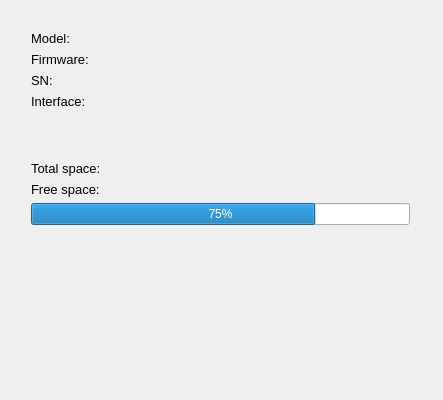
The window that HDD/Widget.ui (AleksandrVolchkov550501/Interfaces-and-PD) describes before a commit, drawn with Qt 5.
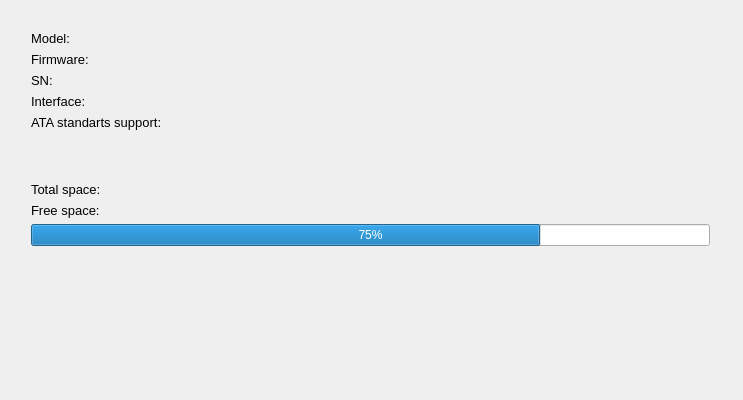
The same window after the commit.

Commit message: В GUI добавлена строка о поддерживаемых стандартах ATA.

What changed in the file:
```diff
--- a/HDD/Widget.ui
+++ b/HDD/Widget.ui
@@ -6,7 +6,7 @@
    <rect>
     <x>0</x>
     <y>0</y>
-    <width>443</width>
+    <width>743</width>
     <height>400</height>
    </rect>
   </property>
@@ -18,7 +18,7 @@
     <rect>
      <x>20</x>
      <y>20</y>
-     <width>401</width>
+     <width>701</width>
      <height>361</height>
     </rect>
    </property>
@@ -124,7 +124,7 @@
         </property>
        </widget>
       </item>
-      <item row="4" column="0">
+      <item row="5" column="0">
        <spacer name="verticalSpacer">
         <property name="orientation">
          <enum>Qt::Vertical</enum>
@@ -137,7 +137,7 @@
         </property>
        </spacer>
       </item>
-      <item row="4" column="1">
+      <item row="5" column="1">
        <spacer name="verticalSpacer_2">
         <property name="orientation">
          <enum>Qt::Vertical</enum>
@@ -150,7 +150,7 @@
         </property>
        </spacer>
       </item>
-      <item row="5" column="0">
+      <item row="6" column="0">
        <widget class="QLabel" name="l_totalSpace">
         <property name="font">
          <font>
@@ -162,7 +162,7 @@
         </property>
        </widget>
       </item>
-      <item row="5" column="1">
+      <item row="6" column="1">
        <widget class="QLabel" name="l_totalSpaceText">
         <property name="font">
          <font>
@@ -174,7 +174,7 @@
         </property>
        </widget>
       </item>
-      <item row="6" column="0">
+      <item row="7" column="0">
        <widget class="QLabel" name="l_freeSpace">
         <property name="font">
          <font>
@@ -186,7 +186,7 @@
         </property>
        </widget>
       </item>
-      <item row="6" column="1">
+      <item row="7" column="1">
        <widget class="QLabel" name="l_freeSpaceText">
         <property name="font">
          <font>
@@ -198,6 +198,30 @@
         </property>
        </widget>
       </item>
+      <item row="4" column="1">
+       <widget class="QLabel" name="l_ataStd">
+        <property name="font">
+         <font>
+          <pointsize>10</pointsize>
+         </font>
+        </property>
+        <property name="text">
+         <string/>
+        </property>
+       </widget>
+      </item>
+      <item row="4" column="0">
+       <widget class="QLabel" name="l_ata">
+        <property name="font">
+         <font>
+          <pointsize>10</pointsize>
+         </font>
+        </property>
+        <property name="text">
+         <string>ATA standarts support:</string>
+        </property>
+       </widget>
+      </item>
      </layout>
     </item>
     <item>
```
The commit also changes 1 other file.
